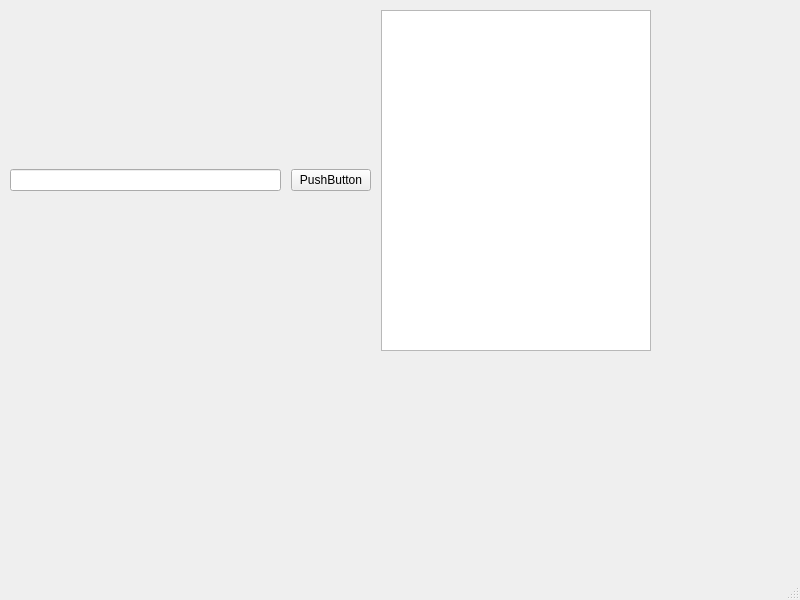
First picture: the form in qt/QtRTSP/mainwindow.ui, repository lizhiyong2000/tutorials, before the edit.
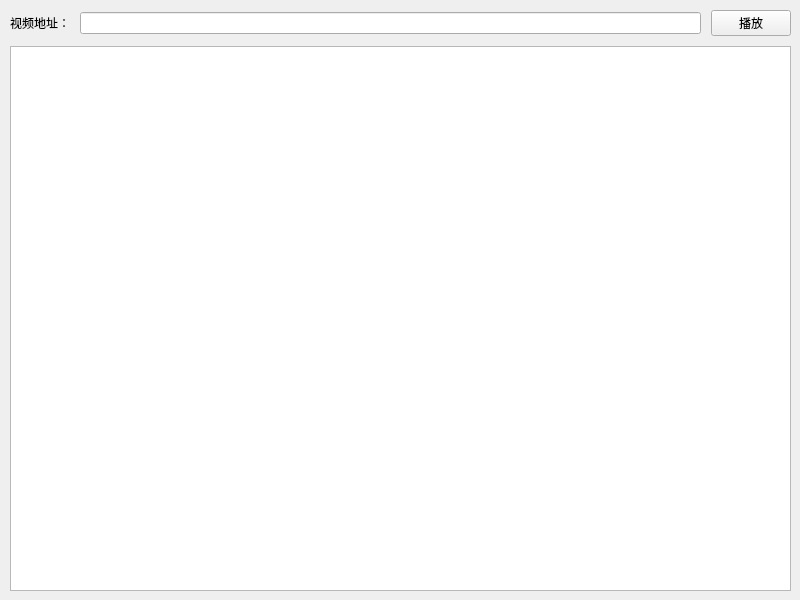
Second picture: the form after the edit.

```diff
--- a/qt/QtRTSP/mainwindow.ui
+++ b/qt/QtRTSP/mainwindow.ui
@@ -10,6 +10,12 @@
     <height>600</height>
    </rect>
   </property>
+  <property name="sizePolicy">
+   <sizepolicy hsizetype="Preferred" vsizetype="Preferred">
+    <horstretch>0</horstretch>
+    <verstretch>1</verstretch>
+   </sizepolicy>
+  </property>
   <property name="windowTitle">
    <string>MainWindow</string>
   </property>
@@ -19,45 +25,72 @@
      <rect>
       <x>10</x>
       <y>10</y>
-      <width>641</width>
-      <height>341</height>
+      <width>781</width>
+      <height>581</height>
      </rect>
     </property>
-    <layout class="QVBoxLayout" name="verticalLayout">
+    <layout class="QVBoxLayout" name="verticalLayout" stretch="0,1">
+     <property name="spacing">
+      <number>10</number>
+     </property>
+     <property name="sizeConstraint">
+      <enum>QLayout::SetMinAndMaxSize</enum>
+     </property>
      <item>
-      <layout class="QHBoxLayout" name="horizontalLayout">
+      <layout class="QHBoxLayout" name="horizontalLayout" stretch="0,0,0">
        <property name="spacing">
         <number>10</number>
        </property>
+       <property name="sizeConstraint">
+        <enum>QLayout::SetMinimumSize</enum>
+       </property>
+       <property name="bottomMargin">
+        <number>0</number>
+       </property>
        <item>
-        <widget class="QLineEdit" name="lineEdit"/>
-       </item>
-       <item>
-        <widget class="QPushButton" name="pushButton">
+        <widget class="QLabel" name="urlLabel">
+         <property name="sizePolicy">
+          <sizepolicy hsizetype="Fixed" vsizetype="Fixed">
+           <horstretch>0</horstretch>
+           <verstretch>0</verstretch>
+          </sizepolicy>
+         </property>
          <property name="text">
-          <string>PushButton</string>
+          <string>视频地址：</string>
          </property>
         </widget>
        </item>
        <item>
-        <widget class="QGraphicsView" name="graphicsView"/>
+        <widget class="QLineEdit" name="urlEdit"/>
+       </item>
+       <item>
+        <widget class="QPushButton" name="playButton">
+         <property name="sizePolicy">
+          <sizepolicy hsizetype="Fixed" vsizetype="Fixed">
+           <horstretch>0</horstretch>
+           <verstretch>0</verstretch>
+          </sizepolicy>
+         </property>
+         <property name="text">
+          <string>播放</string>
+         </property>
+        </widget>
        </item>
       </layout>
      </item>
+     <item>
+      <widget class="QGraphicsView" name="graphicsView">
+       <property name="sizePolicy">
+        <sizepolicy hsizetype="Expanding" vsizetype="MinimumExpanding">
+         <horstretch>3</horstretch>
+         <verstretch>0</verstretch>
+        </sizepolicy>
+       </property>
+      </widget>
+     </item>
     </layout>
    </widget>
   </widget>
-  <widget class="QMenuBar" name="menubar">
-   <property name="geometry">
-    <rect>
-     <x>0</x>
-     <y>0</y>
-     <width>800</width>
-     <height>24</height>
-    </rect>
-   </property>
-  </widget>
-  <widget class="QStatusBar" name="statusbar"/>
  </widget>
  <resources/>
  <connections/>
```
